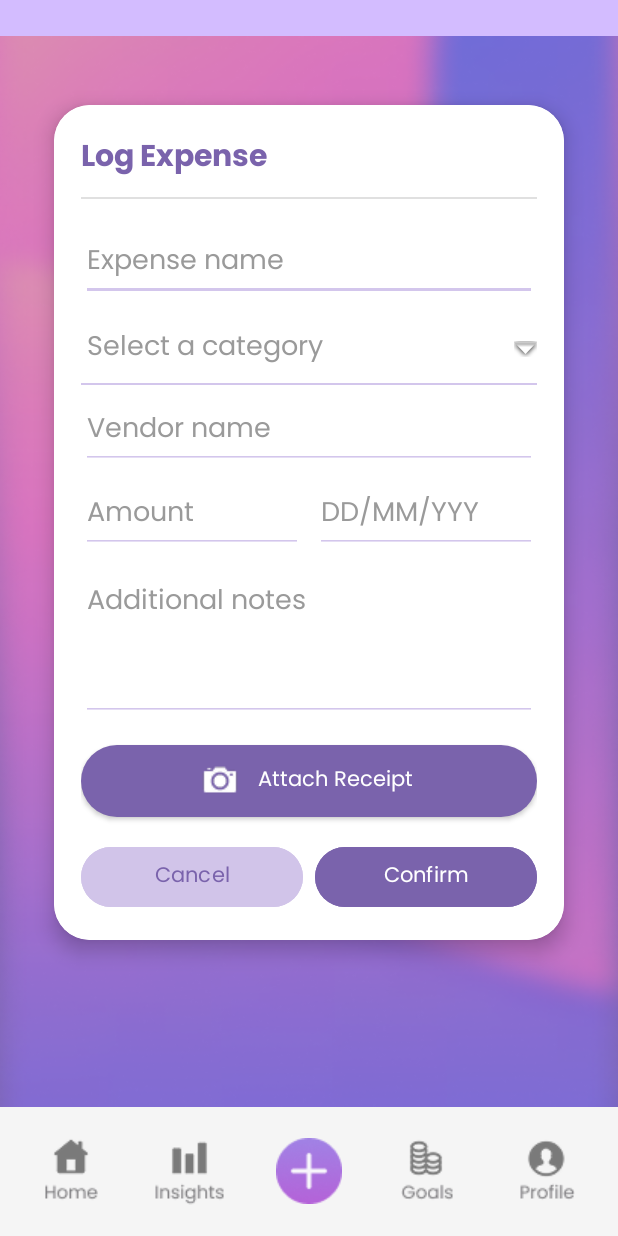
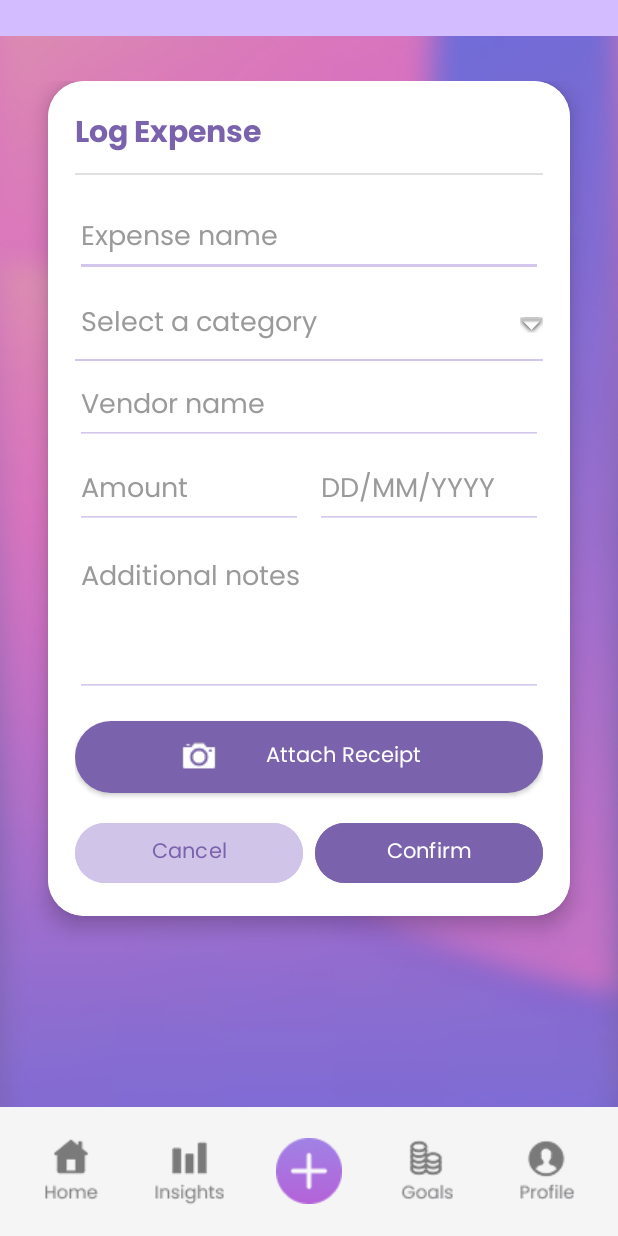
Before and after one commit to st10033925-azrahhabib/Coinverse, an Android app: the LogExpense screen opened directly, with no data from a screen before it, on a phone screen of 412 x 824 dp. Run offline under Robolectric (Android 15) with nearby library versions, the phone set to English and light mode, and no system bars; our stand-ins replace Firebase (no records; nobody signed in at launch, a user with empty details on screens opened directly), Room's generated code.

Commit message:
changed all views to FrameLayout for consistency, adjusted headers, fixed logout button colour, adjusted badges

```diff
--- a/app/src/main/java/vcmsa/projects/coinverse/CreateBudgetActivity.kt
+++ b/app/src/main/java/vcmsa/projects/coinverse/CreateBudgetActivity.kt
@@ -72,7 +72,6 @@ class CreateBudgetActivity : AppCompatActivity() {
 
     override fun onCreate(savedInstanceState: Bundle?) {
         super.onCreate(savedInstanceState)
-        enableEdgeToEdge()
         setContentView(R.layout.activity_createbudget)
 
         navigationBar()
--- a/app/src/main/java/vcmsa/projects/coinverse/LogExpense.kt
+++ b/app/src/main/java/vcmsa/projects/coinverse/LogExpense.kt
@@ -139,7 +139,6 @@ class LogExpense : AppCompatActivity() {
 
     override fun onCreate(savedInstanceState: Bundle?) {
         super.onCreate(savedInstanceState)
-        enableEdgeToEdge()
         setContentView(R.layout.activity_log_expense)
 
         // Views By ID
@@ -170,20 +169,12 @@ class LogExpense : AppCompatActivity() {
         db = FirebaseFirestore.getInstance() // Get Firestore instance
         auth = FirebaseAuth.getInstance()
 
-        ViewCompat.setOnApplyWindowInsetsListener(findViewById(R.id.main)) { v, insets ->
-            val systemBars = insets.getInsets(WindowInsetsCompat.Type.systemBars())
-            v.setPadding(systemBars.left, 0 , systemBars.right, 0) // bottom = 0
-            insets
-        }
-
         // Setup UI components
         setupCategorySpinner()
         loadCategoriesFromDb()
         setupDatePicker()
         setupButtonClickListeners()
         setupNavigationBar()
-
-
     }
 
     // Category Spinner Setup
--- a/app/src/main/res/drawable/logout_button.xml
+++ b/app/src/main/res/drawable/logout_button.xml
@@ -1,5 +1,17 @@
-<shape xmlns:android="http://schemas.android.com/apk/res/android"
-    android:shape="rectangle">
-    <solid android:color="#9A0F3F" />
-    <corners android:radius="24dp" />
-</shape>
+<selector xmlns:android="http://schemas.android.com/apk/res/android">
+    <!-- pressed -->
+    <item android:state_pressed="true">
+        <shape android:shape="rectangle">
+            <solid android:color="#5E4C9D" /> <!-- darker shade when pressed -->
+            <corners android:radius="24dp" />
+        </shape>
+    </item>
+
+    <!-- default -->
+    <item>
+        <shape android:shape="rectangle">
+            <solid android:color="@color/coinverse_purple" />
+            <corners android:radius="24dp" />
+        </shape>
+    </item>
+</selector>
--- a/app/src/main/res/layout/activity_add_category.xml
+++ b/app/src/main/res/layout/activity_add_category.xml
@@ -1,5 +1,6 @@
 <?xml version="1.0" encoding="utf-8"?>
-<androidx.constraintlayout.widget.ConstraintLayout xmlns:android="http://schemas.android.com/apk/res/android"
+<androidx.constraintlayout.widget.ConstraintLayout
+    xmlns:android="http://schemas.android.com/apk/res/android"
     xmlns:card_view="http://schemas.android.com/apk/res-auto"
     xmlns:app="http://schemas.android.com/apk/res-auto"
     android:layout_width="match_parent"
--- a/app/src/main/res/layout/activity_log_expense.xml
+++ b/app/src/main/res/layout/activity_log_expense.xml
@@ -1,36 +1,49 @@
 <?xml version="1.0" encoding="utf-8"?>
-<androidx.constraintlayout.widget.ConstraintLayout
+<FrameLayout
     xmlns:android="http://schemas.android.com/apk/res/android"
     xmlns:app="http://schemas.android.com/apk/res-auto"
     android:id="@+id/main"
-    android:fitsSystemWindows="true"
     android:layout_width="match_parent"
     android:layout_height="match_parent"
-    android:background="@drawable/gradient_bg">
+    android:background="@drawable/gradient_bg"
+    android:fitsSystemWindows="true">
 
+    <LinearLayout
+        android:layout_width="match_parent"
+        android:layout_height="match_parent"
+        android:orientation="vertical">
+
+        <!-- Header -->
         <include layout="@layout/layout_header" />
+
+        <!-- Scrollable Card Content -->
+        <ScrollView
+            android:layout_width="match_parent"
+            android:layout_height="0dp"
+            android:layout_weight="1"
+            android:layout_marginTop="30dp"
+            android:layout_marginBottom="80dp"
+            android:paddingHorizontal="16dp">
 
             <androidx.cardview.widget.CardView
                 android:id="@+id/cardContainer"
-        android:layout_width="340dp"
+                android:layout_width="match_parent"
                 android:layout_height="wrap_content"
-        app:cardCornerRadius="24dp"
-        app:cardElevation="8dp"
-        android:layout_marginTop="70dp"
+                android:layout_marginHorizontal="16dp"
                 android:padding="24dp"
                 android:background="@android:color/white"
-        app:layout_constraintTop_toTopOf="parent"
-        app:layout_constraintStart_toStartOf="parent"
-        app:layout_constraintEnd_toEndOf="parent">
+                app:cardCornerRadius="24dp"
+                app:cardElevation="8dp">
 
+                <!-- Main Content Layout -->
                 <LinearLayout
                     android:orientation="vertical"
                     android:layout_width="match_parent"
                     android:layout_height="wrap_content"
-            android:layout_gravity="center"
                     android:background="@android:color/white"
                     android:padding="18dp">
 
+                    <!-- Title -->
                     <TextView
                         android:layout_width="wrap_content"
                         android:layout_height="wrap_content"
@@ -93,7 +106,6 @@
                             android:id="@+id/spinnerCategory"
                             android:layout_width="match_parent"
                             android:layout_height="match_parent"
-                    android:textColor="#000000"
                             android:alpha="0"
                             android:background="@android:color/transparent" />
                     </RelativeLayout>
@@ -137,7 +149,7 @@
                             android:fontFamily="@font/poppinsregular"
                             android:focusable="false"
                             android:textColor="#000000"
-                    android:hint="DD/MM/YYY"
+                            android:hint="DD/MM/YYYY"
                             android:inputType="none"
                             android:textColorHint="#9A9A9A" />
                     </LinearLayout>
@@ -164,15 +176,13 @@
                         android:background="@drawable/logout_button"
                         android:backgroundTint="@color/coinverse_purple"
                         android:drawableStart="@drawable/camera"
-                android:drawablePadding="-60dp"
-                android:paddingStart="80dp"
-                android:paddingEnd="10dp"
+                        android:drawablePadding="-50dp"
+                        android:paddingStart="70dp"
                         android:fontFamily="@font/poppinsregular"
                         android:text="@string/button_attach_receipt"
                         android:textSize="14sp"
                         android:textAllCaps="false"
                         android:textColor="@android:color/white" />
-
 
                     <LinearLayout
                         android:layout_width="match_parent"
@@ -183,13 +193,13 @@
                         <Button
                             android:id="@+id/btnCancel"
                             android:layout_width="0dp"
-                    android:fontFamily="@font/poppinsregular"
                             android:layout_height="wrap_content"
                             android:layout_weight="1"
+                            android:fontFamily="@font/poppinsregular"
                             android:backgroundTint="#D1C4E9"
                             android:text="@string/button_cancel"
                             android:textAllCaps="false"
-                    android:textColor="@color/coinverse_purple"/>
+                            android:textColor="@color/coinverse_purple" />
 
                         <Space
                             android:layout_width="8dp"
@@ -197,10 +207,10 @@
 
                         <Button
                             android:id="@+id/btnConfirm"
-                    android:fontFamily="@font/poppinsregular"
                             android:layout_width="0dp"
                             android:layout_height="wrap_content"
                             android:layout_weight="1"
+                            android:fontFamily="@font/poppinsregular"
                             android:backgroundTint="#7A63AC"
                             android:text="@string/button_confirm"
                             android:textAllCaps="false"
@@ -208,19 +218,19 @@
                     </LinearLayout>
                 </LinearLayout>
             </androidx.cardview.widget.CardView>
+        </ScrollView>
+    </LinearLayout>
 
-    <!-- Bottom Navigation Bar -->
+    <!-- Bottom Navigation -->
     <LinearLayout
         android:id="@+id/bottomNav"
-        android:layout_width="0dp"
+        android:layout_width="match_parent"
         android:layout_height="wrap_content"
+        android:layout_gravity="bottom"
         android:orientation="horizontal"
         android:padding="8dp"
         android:background="#F5F5F5"
-        android:gravity="center"
-        app:layout_constraintBottom_toBottomOf="parent"
-        app:layout_constraintStart_toStartOf="parent"
-        app:layout_constraintEnd_toEndOf="parent">
+        android:gravity="center">
 
         <ImageButton
             android:id="@+id/ivHome"
@@ -272,4 +282,4 @@
             android:background="@android:color/transparent"
             android:padding="12dp" />
     </LinearLayout>
-</androidx.constraintlayout.widget.ConstraintLayout>
+</FrameLayout>
```
Also changed, not shown: app/src/main/java/vcmsa/projects/coinverse/Insights.kt (+0 -7 lines), app/src/main/res/layout/activity_budget_goals.xml (+5 -6 lines), app/src/main/res/layout/activity_createbudget.xml (+18 -27 lines), app/src/main/res/layout/activity_insights.xml (+16 -25 lines), app/src/main/res/layout/activity_profile.xml (+22 -24 lines). Lines whose indentation alone changed are shown as unchanged.
